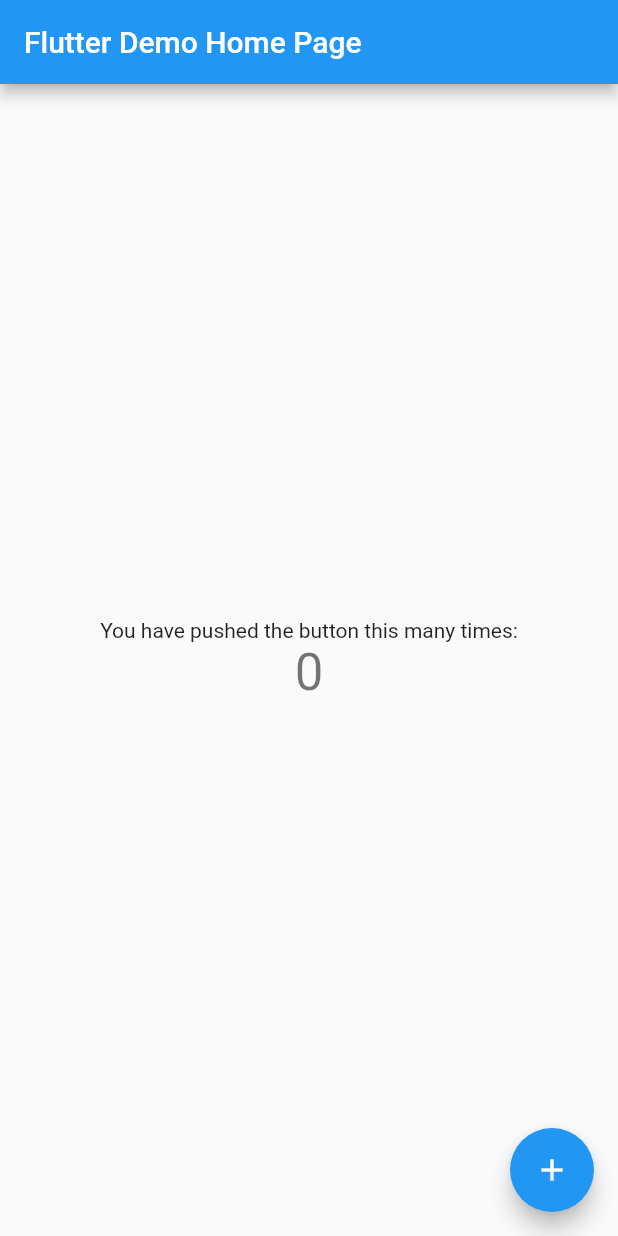
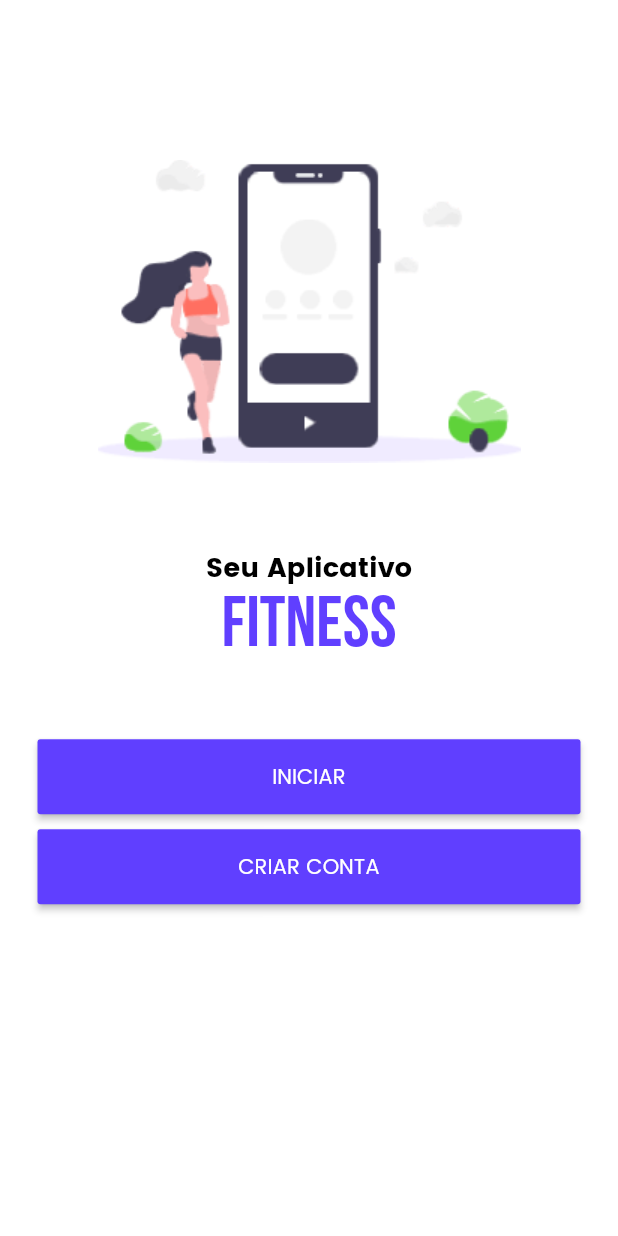
Before and after one commit to henriquefugie/Des.Movel_App, a Flutter app: the screen it shows after launch, on a phone screen of 412 x 824 dp. Run offline on Flutter 3.47's test engine with Material 2 defaults, Android fonts, the phone set to English and light mode, and no system bars; our stand-ins replace percent_indicator.

Commit message:
Tela inicial

```diff
--- a/aplicativo/lib/main.dart
+++ b/aplicativo/lib/main.dart
@@ -1,115 +1,23 @@
 import 'package:flutter/material.dart';
+import 'package:aplicativo/pages/welcome.dart';
 
 void main() {
-  runApp(const MyApp());
+  runApp(MyApp());
 }
 
 class MyApp extends StatelessWidget {
-  const MyApp({super.key});
-
   // This widget is the root of your application.
   @override
   Widget build(BuildContext context) {
     return MaterialApp(
-      title: 'Flutter Demo',
+      title: 'Fitness App',
       theme: ThemeData(
-        // This is the theme of your application.
-        //
-        // Try running your application with "flutter run". You'll see the
-        // application has a blue toolbar. Then, without quitting the app, try
-        // changing the primarySwatch below to Colors.green and then invoke
-        // "hot reload" (press "r" in the console where you ran "flutter run",
-        // or simply save your changes to "hot reload" in a Flutter IDE).
-        // Notice that the counter didn't reset back to zero; the application
-        // is not restarted.
         primarySwatch: Colors.blue,
+        primaryColor: Color(0xFF603FFF),
+        accentColor: Color.fromARGB(255, 0, 0, 0),
+        fontFamily: 'Poppins',
       ),
-      home: const MyHomePage(title: 'Flutter Demo Home Page'),
+      home: Welcome(),
     );
   }
 }
-
-class MyHomePage extends StatefulWidget {
-  const MyHomePage({super.key, required this.title});
-
-  // This widget is the home page of your application. It is stateful, meaning
-  // that it has a State object (defined below) that contains fields that affect
-  // how it looks.
-
-  // This class is the configuration for the state. It holds the values (in this
-  // case the title) provided by the parent (in this case the App widget) and
-  // used by the build method of the State. Fields in a Widget subclass are
-  // always marked "final".
-
-  final String title;
-
-  @override
-  State<MyHomePage> createState() => _MyHomePageState();
-}
-
-class _MyHomePageState extends State<MyHomePage> {
-  int _counter = 0;
-
-  void _incrementCounter() {
-    setState(() {
-      // This call to setState tells the Flutter framework that something has
-      // changed in this State, which causes it to rerun the build method below
-      // so that the display can reflect the updated values. If we changed
-      // _counter without calling setState(), then the build method would not be
-      // called again, and so nothing would appear to happen.
-      _counter++;
-    });
-  }
-
-  @override
-  Widget build(BuildContext context) {
-    // This method is rerun every time setState is called, for instance as done
-    // by the _incrementCounter method above.
-    //
-    // The Flutter framework has been optimized to make rerunning build methods
-    // fast, so that you can just rebuild anything that needs updating rather
-    // than having to individually change instances of widgets.
-    return Scaffold(
-      appBar: AppBar(
-        // Here we take the value from the MyHomePage object that was created by
-        // the App.build method, and use it to set our appbar title.
-        title: Text(widget.title),
-      ),
-      body: Center(
-        // Center is a layout widget. It takes a single child and positions it
-        // in the middle of the parent.
-        child: Column(
-          // Column is also a layout widget. It takes a list of children and
-          // arranges them vertically. By default, it sizes itself to fit its
-          // children horizontally, and tries to be as tall as its parent.
-          //
-          // Invoke "debug painting" (press "p" in the console, choose the
-          // "Toggle Debug Paint" action from the Flutter Inspector in Android
-          // Studio, or the "Toggle Debug Paint" command in Visual Studio Code)
-          // to see the wireframe for each widget.
-          //
-          // Column has various properties to control how it sizes itself and
-          // how it positions its children. Here we use mainAxisAlignment to
-          // center the children vertically; the main axis here is the vertical
-          // axis because Columns are vertical (the cross axis would be
-          // horizontal).
-          mainAxisAlignment: MainAxisAlignment.center,
-          children: <Widget>[
-            const Text(
-              'You have pushed the button this many times:',
-            ),
-            Text(
-              '$_counter',
-              style: Theme.of(context).textTheme.headline4,
-            ),
-          ],
-        ),
-      ),
-      floatingActionButton: FloatingActionButton(
-        onPressed: _incrementCounter,
-        tooltip: 'Increment',
-        child: const Icon(Icons.add),
-      ), // This trailing comma makes auto-formatting nicer for build methods.
-    );
-  }
-}
--- /dev/null
+++ b/aplicativo/lib/pages/welcome.dart
@@ -0,0 +1,78 @@
+import 'package:flutter/material.dart';
+import 'package:aplicativo/pages/dashboard.dart';
+
+class Welcome extends StatefulWidget {
+  @override
+  _WelcomeState createState() => _WelcomeState();
+}
+
+class _WelcomeState extends State<Welcome> {
+  @override
+  Widget build(BuildContext context) {
+    return Scaffold(
+      backgroundColor: Colors.white,
+      body: SingleChildScrollView(
+          child: Container(
+        padding: EdgeInsets.fromLTRB(25, 100, 25, 25),
+        child: Center(
+            child: Column(
+          children: <Widget>[
+            Image.asset(
+              'assets/img/illustration.png',
+              width: 300,
+            ),
+            Padding(
+              padding: EdgeInsets.only(top: 50),
+            ),
+            Text(
+              'Seu Aplicativo',
+              style: TextStyle(
+                color: Theme.of(context).accentColor,
+                fontSize: 18,
+                fontWeight: FontWeight.bold,
+              ),
+            ),
+            Text(
+              'Fitness'.toUpperCase(),
+              style: TextStyle(
+                color: Theme.of(context).primaryColor,
+                fontSize: 48,
+                fontFamily: 'Bebas',
+                fontWeight: FontWeight.bold,
+              ),
+            ),
+            Padding(
+              padding: EdgeInsets.only(top: 50),
+            ),
+            MaterialButton(
+              onPressed: () {
+                Navigator.pushReplacement(
+                  context,
+                  MaterialPageRoute(
+                    builder: (context) => Dashboard(),
+                  ),
+                );
+              },
+              minWidth: double.infinity,
+              height: 50,
+              child: Text('Iniciar'.toUpperCase()),
+              color: Theme.of(context).primaryColor,
+              textColor: Colors.white,
+            ),
+            Padding(
+              padding: EdgeInsets.only(top: 10),
+            ),
+            MaterialButton(
+              onPressed: () {},
+              minWidth: double.infinity,
+              height: 50,
+              child: Text('Criar conta'.toUpperCase()),
+              color: Theme.of(context).primaryColor,
+              textColor: Colors.white,
+            ),
+          ],
+        )),
+      )),
+    );
+  }
+}
```
Also changed, not shown: aplicativo/lib/pages/dashboard.dart (added, +467 -0 lines), aplicativo/pubspec.yaml (+22 -19 lines), aplicativo/assets/fonts/bebas_bold.otf (added), aplicativo/assets/fonts/bebas_regular.otf (added), aplicativo/assets/fonts/poppins_bold.ttf (added), aplicativo/assets/fonts/poppins_regular.ttf (added), aplicativo/assets/img/bolt.png (added), aplicativo/assets/img/down_orange.png (added), aplicativo/assets/img/fish.png (added), aplicativo/assets/img/illustration.png (added), aplicativo/assets/img/sausage.png (added), aplicativo/assets/img/shoe.png (added), aplicativo/assets/img/up_red.png (added), aplicativo/pubspec.lock, 23 other files.
